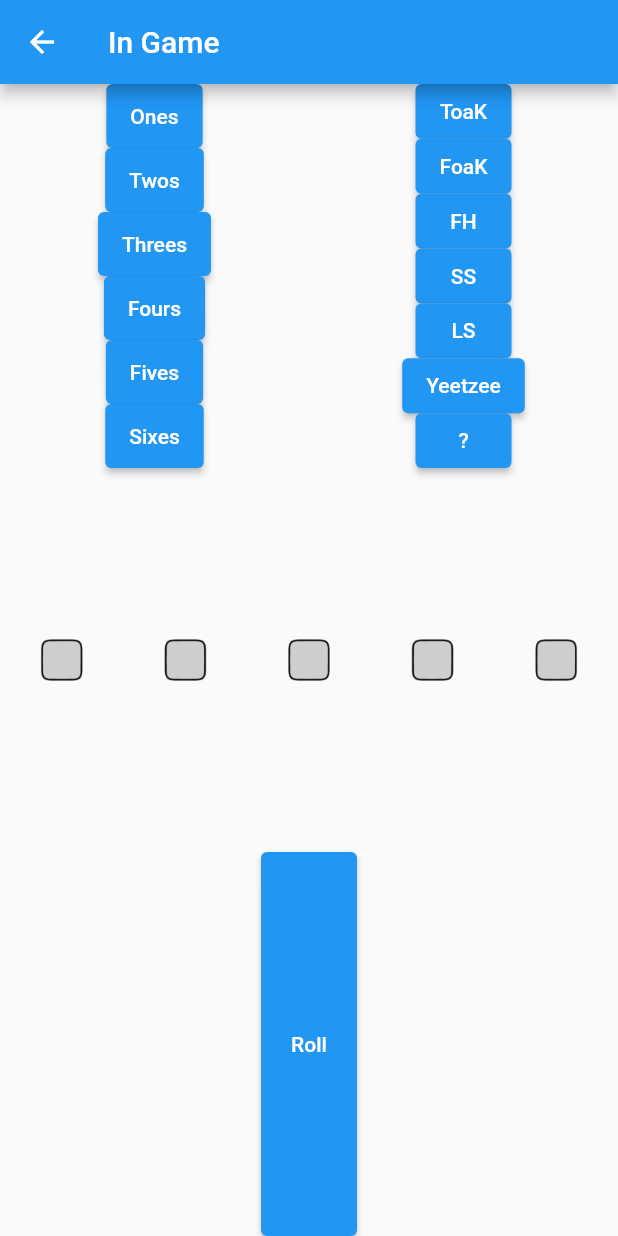
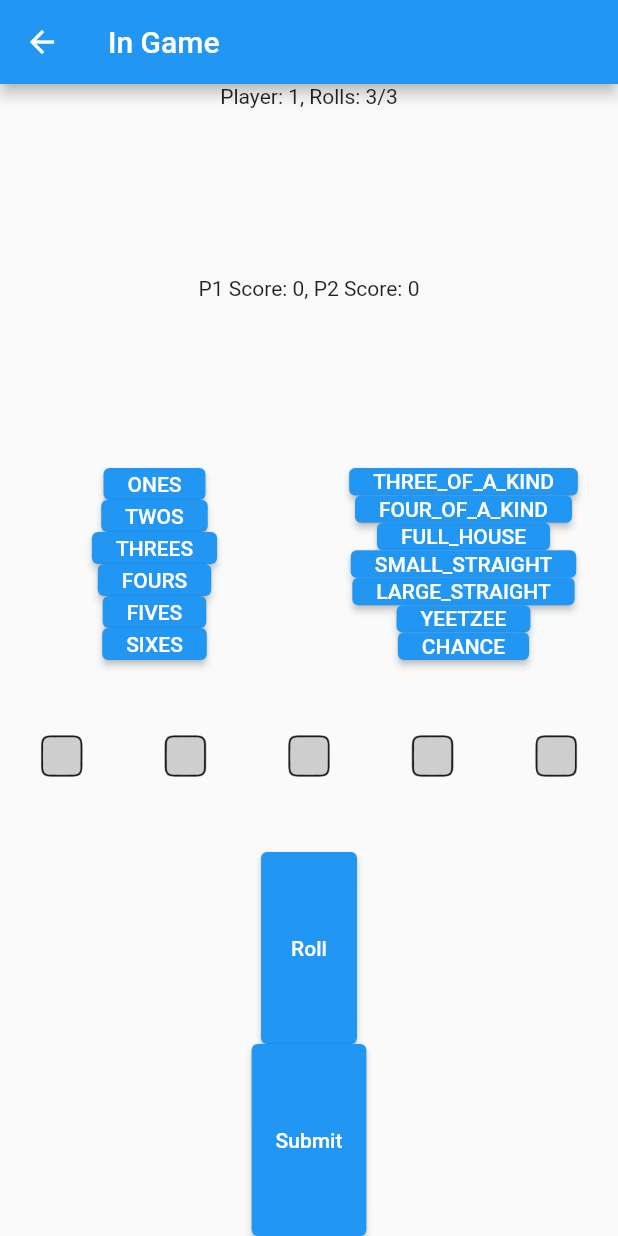
Before and after one commit to jlvpineiro/Yeetzee, a Flutter app: the screen it shows after launch, after a tap on "Start Game", on a phone screen of 412 x 824 dp. Run offline on Flutter 3.47's test engine with Material 2 defaults, Android fonts, the light colour scheme and no system bars.

Commit message:
Implemented turns & displayed scoring.

```diff
--- a/lib/game.dart
+++ b/lib/game.dart
@@ -1,6 +1,7 @@
 import 'dart:math';
 
 enum Category {
+  NONE,
   ONES,
   TWOS,
   THREES,
@@ -20,16 +21,22 @@ class Game {
   Player p1;
   Player p2;
   int currentTurn;
+  int rolls;
+  Category selectedCategory;
 
   Game(int numDice)
       : p1 = Player(numDice),
         p2 = Player(numDice),
-        currentTurn = 1;
+        currentTurn = 1,
+        rolls = 3,
+        selectedCategory = Category.NONE;
 
   Player getCurrentPlayer() {
     if (currentTurn % 2 != 0) {
+      print("Current player 1");
       return p1;
     } else {
+      print("Current player 2");
       return p2;
     }
   }
@@ -39,7 +46,31 @@ class Game {
   }
 
   bool rollDice() {
-    return getCurrentPlayer().rollDice();
+    if (rolls > 0) {
+      bool rolled = getCurrentPlayer().rollDice();
+      if (rolled) {
+        rolls--;
+        selectedCategory = Category.NONE;
+      }
+      return rolled;
+    } else {
+      return false;
+    }
+  }
+
+  void submitTurn() {
+    if (!getCurrentDice().unRolled() && selectedCategory != Category.NONE) {
+      int score = getCategoryScore(selectedCategory);
+      Player currentPlayer = getCurrentPlayer();
+      if (currentPlayer.categoryScores[selectedCategory] == -1) {
+        currentPlayer.categoryScores[selectedCategory] = score;
+        currentPlayer.score += score;
+        currentPlayer.resetDice();
+        currentTurn++;
+        selectedCategory = Category.NONE;
+        rolls = 3;
+      }
+    }
   }
 
   DiceSet getCurrentDice() {
@@ -83,6 +114,10 @@ class Player {
     return playerDice.rollDice();
   }
 
+  void resetDice() {
+    return playerDice.resetDice();
+  }
+
   List<int> getCurrentDiceValues() {
     return playerDice.getDiceValues();
   }
@@ -109,6 +144,13 @@ class DiceSet {
     dice = initDice(numDice);
   }
 
+  /// Resets dice for submitting a turn
+  void resetDice() {
+    for (Die d in dice) {
+      d.resetDie();
+    }
+  }
+
   /// Initializes a set of [numDice] dice (usually 5).
   List<Die> initDice(int numDice) {
     List<Die> dice = [];
@@ -133,6 +175,18 @@ class DiceSet {
       completeRoll();
     }
     return !allKeep;
+  }
+
+  bool unRolled() {
+    bool unrolled = true;
+    for (Die d in dice) {
+      print(d.unrolled);
+      if (!d.unrolled) {
+        unrolled = false;
+        break;
+      }
+    }
+    return unrolled;
   }
 
   /// Notifies player that no dice can be rolled. Nothing else happens.
@@ -179,6 +233,9 @@ class DiceSet {
 
   /// Checks the value of the dice set for a particular category
   int checkDice(Category category) {
+    if (unRolled()) {
+      return 0;
+    }
     int total = 0;
     switch (category) {
       case Category.ONES:
@@ -324,6 +381,13 @@ class Die {
         value = 0,
         unrolled = true;
 
+  /// Resets die for when a turn is submitted
+  resetDie() {
+    keep = false;
+    value = 0;
+    unrolled = true;
+  }
+
   /// Checks if the die can be rolled, rolls it if it can.
   /// Returns either the new value or -1 if it can't be rolled.
   int roll() {
--- a/lib/main.dart
+++ b/lib/main.dart
@@ -55,6 +55,12 @@ class HomePage extends StatelessWidget {
   }
 }
 
+extension CategoryToString on Category {
+  String toShortString() {
+    return toString().split('.').last;
+  }
+}
+
 class InGameState extends StatefulWidget {
   @override
   _InGameState createState() => _InGameState();
@@ -83,6 +89,11 @@ class _InGameState extends State<InGameState> {
     }
   }
 
+  void submitTurn() {
+    game.submitTurn();
+    setState(() {});
+  }
+
   Image getDieImage(Die die) {
     return Image.asset(
         'graphics/dice/${die.value}${die.keep ? 'Kept' : ''}.png');
@@ -93,49 +104,49 @@ class _InGameState extends State<InGameState> {
     return die.toggleDie();
   }
 
+  void selectCategory(Category category) {
+    if (game.getCurrentPlayer().categoryScores[category] == -1 &&
+        !game.getCurrentDice().unRolled()) {
+      game.selectedCategory = category;
+      setState(() {});
+    }
+  }
+
+  String getCategoryButtonText(Category category) {
+    if (game.selectedCategory == category) {
+      return '${category.toShortString()}: ${game.getCategoryScore(category)}';
+    } else if (game.getCurrentPlayer().categoryScores[category]! > -1) {
+      return '${category.toShortString()}: ${game.getCurrentPlayer().categoryScores[category]}';
+    } else {
+      return category.toShortString();
+    }
+  }
+
+  List<Category> categories = [
+    Category.ONES,
+    Category.TWOS,
+    Category.THREES,
+    Category.FOURS,
+    Category.FIVES,
+    Category.SIXES,
+    Category.THREE_OF_A_KIND,
+    Category.FOUR_OF_A_KIND,
+    Category.FULL_HOUSE,
+    Category.SMALL_STRAIGHT,
+    Category.LARGE_STRAIGHT,
+    Category.YEETZEE,
+    Category.CHANCE
+  ];
+
   @override
   Widget build(BuildContext context) {
     // Category Buttons
-    ElevatedButton onesButton = ElevatedButton(
-        onPressed: () => game.getCategoryScore(Category.ONES),
-        child: const Text('Ones'));
-    ElevatedButton twosButton = ElevatedButton(
-        onPressed: () => game.getCategoryScore(Category.TWOS),
-        child: const Text('Twos'));
-    ElevatedButton threesButton = ElevatedButton(
-        onPressed: () => game.getCategoryScore(Category.THREES),
-        child: const Text('Threes'));
-    ElevatedButton foursButton = ElevatedButton(
-        onPressed: () => game.getCategoryScore(Category.FOURS),
-        child: const Text('Fours'));
-    ElevatedButton fivesButton = ElevatedButton(
-        onPressed: () => game.getCategoryScore(Category.FIVES),
-        child: const Text('Fives'));
-    ElevatedButton sixesButton = ElevatedButton(
-        onPressed: () => game.getCategoryScore(Category.SIXES),
-        child: const Text('Sixes'));
-
-    ElevatedButton toakButton = ElevatedButton(
-        onPressed: () => game.getCategoryScore(Category.THREE_OF_A_KIND),
-        child: const Text('ToaK'));
-    ElevatedButton foakButton = ElevatedButton(
-        onPressed: () => game.getCategoryScore(Category.FOUR_OF_A_KIND),
-        child: const Text('FoaK'));
-    ElevatedButton fhButton = ElevatedButton(
-        onPressed: () => game.getCategoryScore(Category.FULL_HOUSE),
-        child: const Text('FH'));
-    ElevatedButton ssButton = ElevatedButton(
-        onPressed: () => game.getCategoryScore(Category.SMALL_STRAIGHT),
-        child: const Text('SS'));
-    ElevatedButton lsButton = ElevatedButton(
-        onPressed: () => game.getCategoryScore(Category.LARGE_STRAIGHT),
-        child: const Text('LS'));
-    ElevatedButton yeetButton = ElevatedButton(
-        onPressed: () => game.getCategoryScore(Category.YEETZEE),
-        child: const Text('Yeetzee'));
-    ElevatedButton chanceButton = ElevatedButton(
-        onPressed: () => game.getCategoryScore(Category.CHANCE),
-        child: const Text('?'));
+    List<ElevatedButton> categoryButtons = [];
+    for (int i = 0; i < categories.length; i++) {
+      categoryButtons.add(ElevatedButton(
+          onPressed: () => selectCategory(categories[i]),
+          child: Text(getCategoryButtonText(categories[i]))));
+    }
 
     //Die Buttons
     List<DieIconButton> diceIconButtons = [];
@@ -151,30 +162,36 @@ class _InGameState extends State<InGameState> {
         ),
         body: Column(children: [
           Expanded(
+              child: Text(
+                  'Player: ${game.currentTurn % 2 != 0 ? 1 : 2}, Rolls: ${game.rolls}/3')),
+          Expanded(
+              child: Text(
+                  'P1 Score: ${game.p1.score}, P2 Score: ${game.p2.score}')),
+          Expanded(
               child: Row(
             children: [
               Expanded(
                 child: Column(
                   children: [
-                    Expanded(child: onesButton),
-                    Expanded(child: twosButton),
-                    Expanded(child: threesButton),
-                    Expanded(child: foursButton),
-                    Expanded(child: fivesButton),
-                    Expanded(child: sixesButton),
+                    Expanded(child: categoryButtons[0]),
+                    Expanded(child: categoryButtons[1]),
+                    Expanded(child: categoryButtons[2]),
+                    Expanded(child: categoryButtons[3]),
+                    Expanded(child: categoryButtons[4]),
+                    Expanded(child: categoryButtons[5]),
                   ],
                 ),
               ),
               Expanded(
                   child: Column(
                 children: [
-                  Expanded(child: toakButton),
-                  Expanded(child: foakButton),
-                  Expanded(child: fhButton),
-                  Expanded(child: ssButton),
-                  Expanded(child: lsButton),
-                  Expanded(child: yeetButton),
-                  Expanded(child: chanceButton),
+                  Expanded(child: categoryButtons[6]),
+                  Expanded(child: categoryButtons[7]),
+                  Expanded(child: categoryButtons[8]),
+                  Expanded(child: categoryButtons[9]),
+                  Expanded(child: categoryButtons[10]),
+                  Expanded(child: categoryButtons[11]),
+                  Expanded(child: categoryButtons[12]),
                 ],
               )),
             ],
@@ -193,6 +210,12 @@ class _InGameState extends State<InGameState> {
               child: const Text('Roll'),
             ),
           ),
+          Expanded(
+            child: ElevatedButton(
+              onPressed: submitTurn,
+              child: const Text('Submit'),
+            ),
+          ),
         ]));
   }
 }
```
